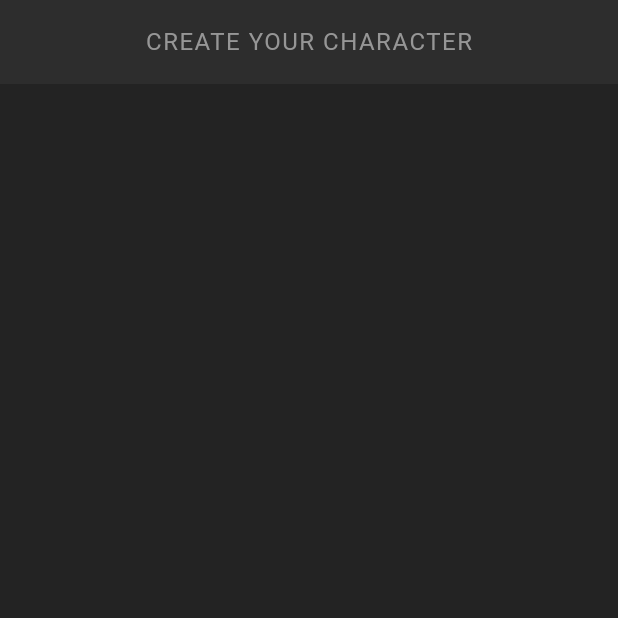
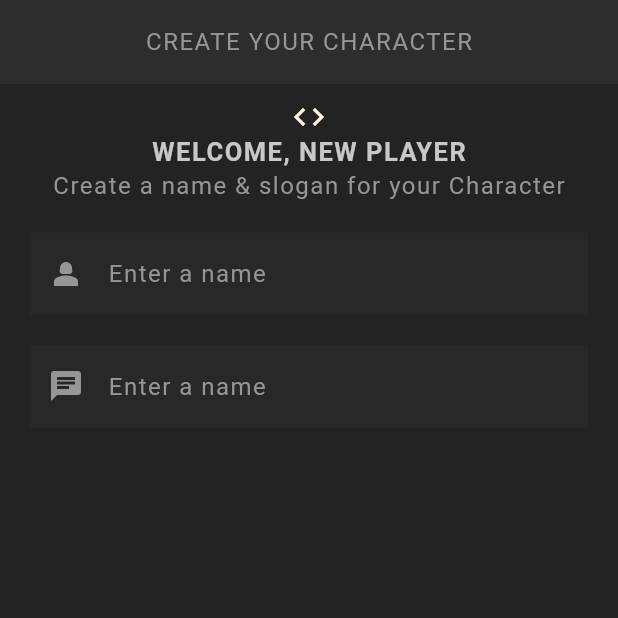
Before and after one commit to Edetmanchi/Role_playing_game-App, a Flutter app: the screen it shows after launch, on a phone screen of 412 x 824 dp, the top half of it. Run offline on Flutter 3.47's test engine with Material 3 defaults, Android fonts, the light colour scheme and no system bars; our stand-ins replace google_fonts; Roboto replaces fonts that are missing (Kanit).

Commit message:
text controllers added tp input feild

```diff
--- a/rpg_characters/lib/screens/create/create_character.dart
+++ b/rpg_characters/lib/screens/create/create_character.dart
@@ -1,8 +1,28 @@
 import 'package:flutter/material.dart';
+import 'package:flutter/services.dart';
 import 'package:rpg_characters/shared/styled_text.dart';
+import 'package:google_fonts/google_fonts.dart';
+import 'package:rpg_characters/theme/theme.dart';
 
-class CreateCharacter extends StatelessWidget {
+
+class CreateCharacter extends StatefulWidget {
   const CreateCharacter({super.key});
+
+  @override
+  State<CreateCharacter> createState() => _CreateCharacterState();
+}
+
+class _CreateCharacterState extends State<CreateCharacter> {
+  final _textControllers = TextEditingController();
+  final _sloganControllers = TextEditingController();
+  // dispose function helps to overide the controllers and remove them from the build tree in compile time to save memory.
+    @override
+    void dispose() {
+      _textControllers;
+      _sloganControllers;
+      super.dispose();
+    }
+
 
   @override
   Widget build(BuildContext context) {
@@ -11,6 +31,51 @@ class CreateCharacter extends StatelessWidget {
         title: const StyledTitle('Create your Character'),
         centerTitle: true,
       ),
+      body:
+      Container(
+        padding: const EdgeInsets.symmetric(vertical: 10, horizontal: 20),
+        child: Center(
+          child: Column(
+            children: [
+              Icon(Icons.code, color: Colors.orange[50]),
+              const StyledHeading('Welcome, new player'),
+              const StyledText('Create a name & slogan for your Character'),
+              const Padding(padding:EdgeInsets.only(bottom: 20)),
+              TextField(
+                // cotrollers works like unchange function to track text input
+                controller: _textControllers,
+                style:
+                  GoogleFonts.kanit(
+                    textStyle: Theme.of(context).textTheme.bodyMedium
+                  ),
+                  cursorColor: AppColors.textColor,
+                decoration:const InputDecoration(
+                  prefixIcon: Icon(Icons.person_2),
+                  label: StyledText('Enter a name'),
+                ),
+              ),
+              const SizedBox(height: 20,),
+              TextField(
+                controller: _sloganControllers,
+                style:
+                  GoogleFonts.kanit(
+                    textStyle: Theme.of(context).textTheme.bodyMedium
+                  ),
+                  cursorColor: AppColors.textColor,
+                decoration:const InputDecoration(
+                  prefixIcon: Icon(Icons.chat),
+                  label: StyledText('Enter a name'),
+                ),
+              )
+
+
+            ],
+          ),
+
+        ),
+
+      )
+      ,
     );
   }
 }
--- a/rpg_characters/lib/theme/theme.dart
+++ b/rpg_characters/lib/theme/theme.dart
@@ -58,5 +58,14 @@ ThemeData primaryTheme = ThemeData(
     shadowColor: Colors.transparent,
     margin: const EdgeInsets.only(bottom: 16),
   ),
+  // input decoration theme
+  inputDecorationTheme: InputDecorationTheme(
+    filled: true,
+    fillColor: AppColors.secondaryColor.withOpacity(0.5),
+    border: InputBorder.none,
+    labelStyle: TextStyle(color: AppColors.textColor),
+    prefixIconColor: AppColors.textColor,
+  ),
+
 
 );
```
